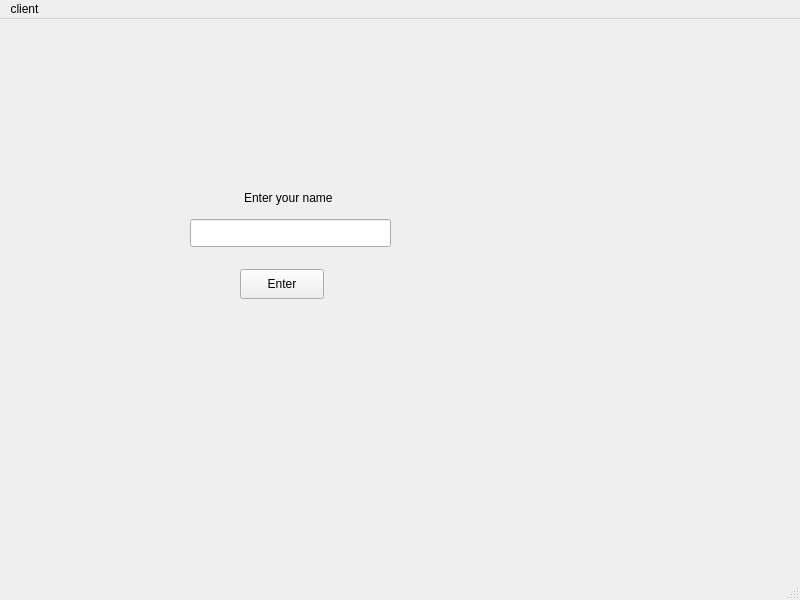
This is startWindow.ui in mj2266/monodeal as Qt 5 draws it before an edit. The edited form follows.
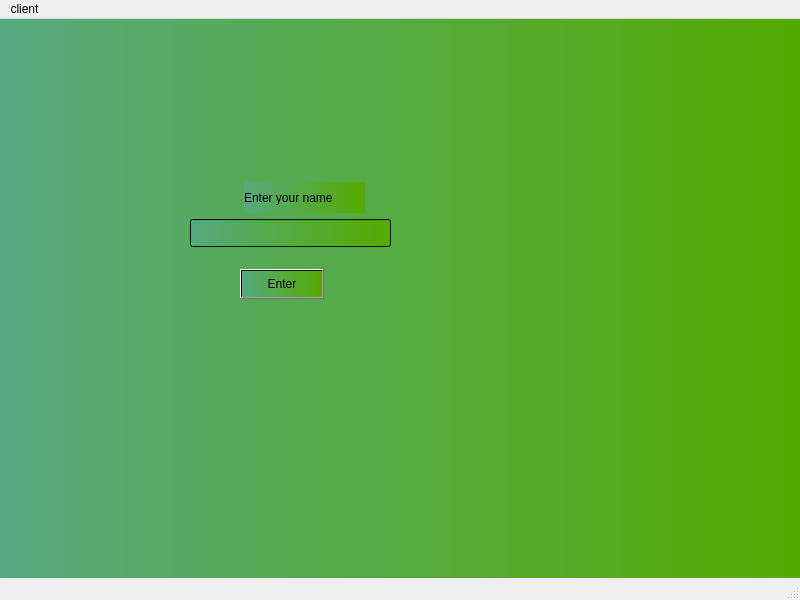
This is the edited form.

Commit message: added colors for tp on startwindow.ui

Diff of the .ui file:
```diff
--- a/startWindow.ui
+++ b/startWindow.ui
@@ -17,6 +17,9 @@
    <number>2</number>
   </property>
   <widget class="QWidget" name="centralwidget">
+   <property name="styleSheet">
+    <string notr="true">background-color: qlineargradient(spread:pad, x1:0, y1:0, x2:1, y2:0, stop:0 rgba(85, 170, 127, 255), stop:1 rgba(85, 170, 0, 255));</string>
+   </property>
    <widget class="QLabel" name="label">
     <property name="geometry">
      <rect>
```
Left out of the diff: 2 changed lines with no effect on the pictures.
